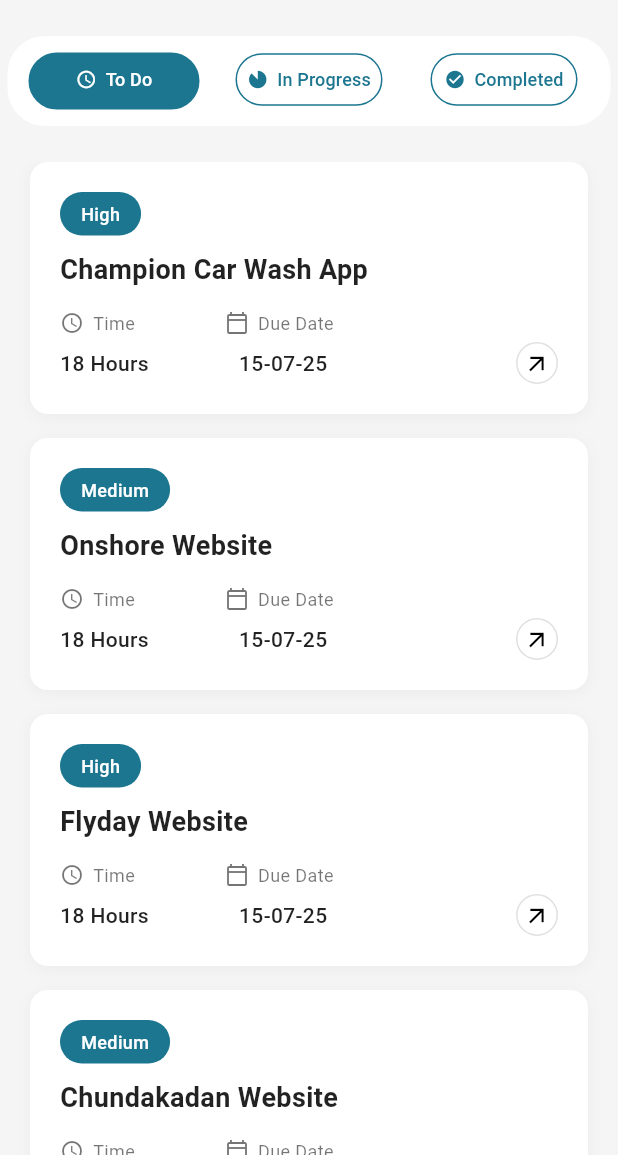
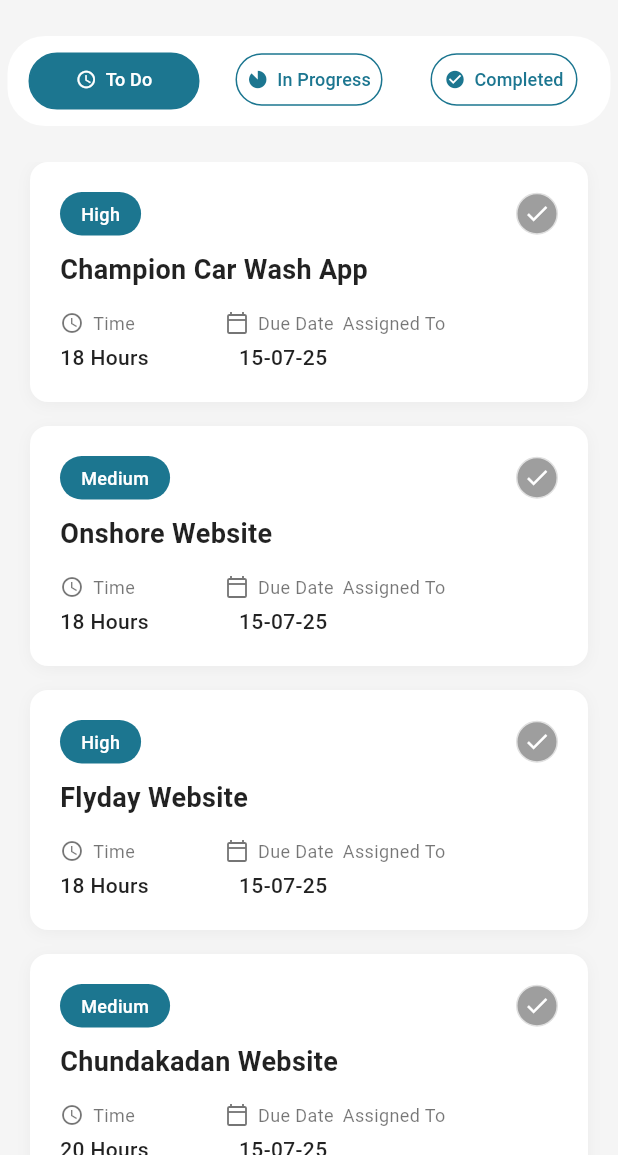
Before and after one commit to teambackoffice/tbo_app, a Flutter app: the AdminTaskPage screen opened directly, on a phone screen of 412 x 824 dp, the part 81-1236 px from its top. Run offline on Flutter 3.47's test engine with Material 3 defaults, Android fonts, the phone set to English and light mode, and no system bars; our stand-ins replace fl_chart; network calls fail.

Commit message:
Admin Task Tab Bar TO DO

```diff
--- a/lib/main.dart
+++ b/lib/main.dart
@@ -1,5 +1,5 @@
 import 'package:flutter/material.dart';
-import 'package:tbo_app/view/employee/bottom_navigation/bottom_navigation_emply.dart';
+import 'package:tbo_app/view/admin/bottom_navigation/bottom_navigation_admin.dart';
 
 void main() {
   runApp(const MyApp());
@@ -17,7 +17,7 @@ class MyApp extends StatelessWidget {
       theme: ThemeData(
         colorScheme: ColorScheme.fromSeed(seedColor: Colors.deepPurple),
       ),
-      home: const EmployeeBottomNavigation(),
+      home: const AdminBottomNavigation(),
     );
   }
 }
--- a/lib/view/admin/task/todo/todo.dart
+++ b/lib/view/admin/task/todo/todo.dart
@@ -1,5 +1,4 @@
 import 'package:flutter/material.dart';
-import 'package:tbo_app/view/admin/task/todo/todo_details.dart';
 
 class AdminToDoTaskList extends StatelessWidget {
   const AdminToDoTaskList({super.key});
@@ -56,6 +55,8 @@ class AdminToDoTaskList extends StatelessWidget {
             crossAxisAlignment: CrossAxisAlignment.start,
             children: [
               // Priority label
+              Row(
+                children: [
                   Container(
                     padding: const EdgeInsets.symmetric(
                       horizontal: 14,
@@ -73,6 +74,23 @@ class AdminToDoTaskList extends StatelessWidget {
                         fontWeight: FontWeight.w500,
                       ),
                     ),
+                  ),
+                  const Spacer(),
+                  Container(
+                    padding: const EdgeInsets.all(4),
+                    decoration: BoxDecoration(
+                      shape: BoxShape.circle,
+                      color: Colors.grey, // ✅ Inside fill color
+                      border: Border.all(color: Colors.grey[300]!, width: 1),
+                    ),
+                    child: const Icon(
+                      Icons.done,
+                      size: 18,
+                      color:
+                          Colors.white, // Icon color contrasts with background
+                    ),
+                  ),
+                ],
               ),
               const SizedBox(height: 12),
 
@@ -121,6 +139,11 @@ class AdminToDoTaskList extends StatelessWidget {
                     "Due Date",
                     style: TextStyle(color: Colors.black54, fontSize: 12),
                   ),
+                  const SizedBox(width: 6),
+                  const Text(
+                    "Assigned To",
+                    style: TextStyle(color: Colors.black54, fontSize: 12),
+                  ),
                 ],
               ),
               const SizedBox(height: 4),
@@ -145,29 +168,6 @@ class AdminToDoTaskList extends StatelessWidget {
                       fontWeight: FontWeight.w500,
                     ),
                   ),
-                  const Spacer(),
-                  InkWell(
-                    onTap: () {
-                      Navigator.push(
-                        context,
-                        MaterialPageRoute(
-                          builder: (context) => const AdminToDoDetails(),
-                        ),
-                      );
-                    },
-                    child: Container(
-                      padding: const EdgeInsets.all(4),
-                      decoration: BoxDecoration(
-                        shape: BoxShape.circle,
-                        border: Border.all(color: Colors.grey[300]!, width: 1),
-                      ),
-                      child: const Icon(
-                        Icons.arrow_outward,
-                        size: 18,
-                        color: Colors.black,
-                      ),
-                    ),
-                  ),
                 ],
               ),
             ],
```
Also changed, not shown: lib/view/admin/task/completed/completed.dart (+1 -12 lines), lib/view/admin/task/completed/completed_details.dart (deleted, +0 -13 lines), lib/view/admin/task/inprogress/inprogress_details.dart (deleted, +0 -13 lines). Lines whose indentation alone changed are shown as unchanged.
